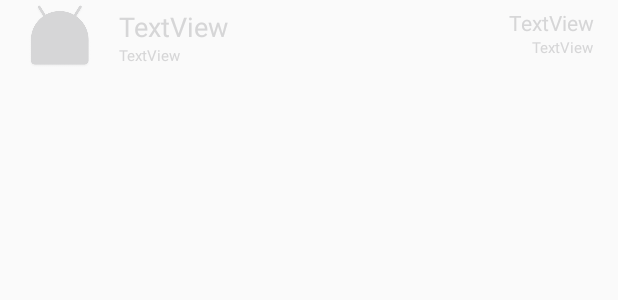
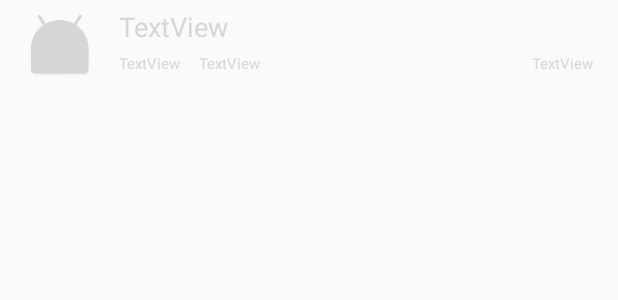
Before and after one commit to bullheadandplato/RootPGPExplorer, an Android app: the layout filebrowse_lisrview.xml on its own in the app's theme, with its tools: preview values and no code run, on a phone screen of 412 x 824 dp. Shown: the top 300 px of the screen. Run offline under Robolectric (Android 15) with nearby library versions, the phone set to English and light mode, and no system bars.

Commit message:
fixed file's name showing problem

```diff
--- a/app/src/main/res/layout/filebrowse_lisrview.xml
+++ b/app/src/main/res/layout/filebrowse_lisrview.xml
@@ -8,52 +8,65 @@
 
 
     <ImageView
-        android:layout_height="48dp"
         app:srcCompat="@mipmap/ic_launcher"
         android:id="@+id/list_imageview"
         android:tint="@color/folderColor"
-        android:layout_width="48dp" />
+        android:layout_width="48dp"
+        android:layout_height="60dp" />
 
     <RelativeLayout
         android:layout_width="match_parent"
         android:layout_height="match_parent"
         android:layout_marginTop="5dp">
+        <TextView
+            android:text="TextView"
+            android:layout_alignParentTop="true"
+            android:layout_alignParentStart="true"
+            android:layout_marginStart="15dp"
+            android:id="@+id/list_textview"
+            android:lines="1"
+            android:textAppearance="@android:style/TextAppearance.Material.Medium"
+            android:textColor="@color/textColorTertiary"
+            android:layout_width="wrap_content"
+            android:layout_height="wrap_content" />
+
+        <RelativeLayout
+            android:layout_width="wrap_content"
+            android:layout_below="@id/list_textview"
+            android:layout_marginTop="5dp"
+            android:layout_alignStart="@id/list_textview"
+            android:layout_height="wrap_content">
 
             <TextView
                 android:text="TextView"
                 android:layout_width="wrap_content"
                 android:layout_height="wrap_content"
-            android:layout_alignParentTop="true"
-            android:layout_alignParentStart="true"
-            android:layout_marginStart="15dp"
-            android:id="@+id/list_textview"
-            android:textAppearance="@android:style/TextAppearance.Material.Medium"
-            android:textColor="@color/textColorTertiary" />
+                android:id="@+id/folder_size_textview"
+                android:textSize="10sp"
+                android:layout_toEndOf="@+id/nofiles_textview"
+                android:layout_marginStart="12dp"
+                 />
 
             <TextView
                 android:text="TextView"
                 android:layout_width="wrap_content"
                 android:layout_height="wrap_content"
-            android:layout_below="@+id/list_textview"
-            android:layout_alignStart="@+id/list_textview"
                 android:id="@+id/nofiles_textview"
-            android:textSize="10sp" />
+                android:textSize="10sp"
+                 />
 
             <TextView
                 android:text="TextView"
                 android:layout_width="wrap_content"
                 android:layout_height="wrap_content"
-            android:layout_alignParentTop="true"
+                android:id="@+id/encryption_status_textview"
+                android:layout_alignBaseline="@+id/folder_size_textview"
+                android:layout_alignBottom="@+id/folder_size_textview"
                 android:layout_alignParentEnd="true"
-            android:id="@+id/encryption_status_textview" />
-
-        <TextView
-            android:text="TextView"
-            android:layout_width="wrap_content"
-            android:layout_height="wrap_content"
-            android:layout_below="@+id/encryption_status_textview"
-            android:layout_alignParentEnd="true"
-            android:id="@+id/folder_size_textview"
                 android:textSize="10sp" />
         </RelativeLayout>
+
+
+
+    </RelativeLayout>
 </LinearLayout>
```
Lines whose indentation alone changed are shown as unchanged.
